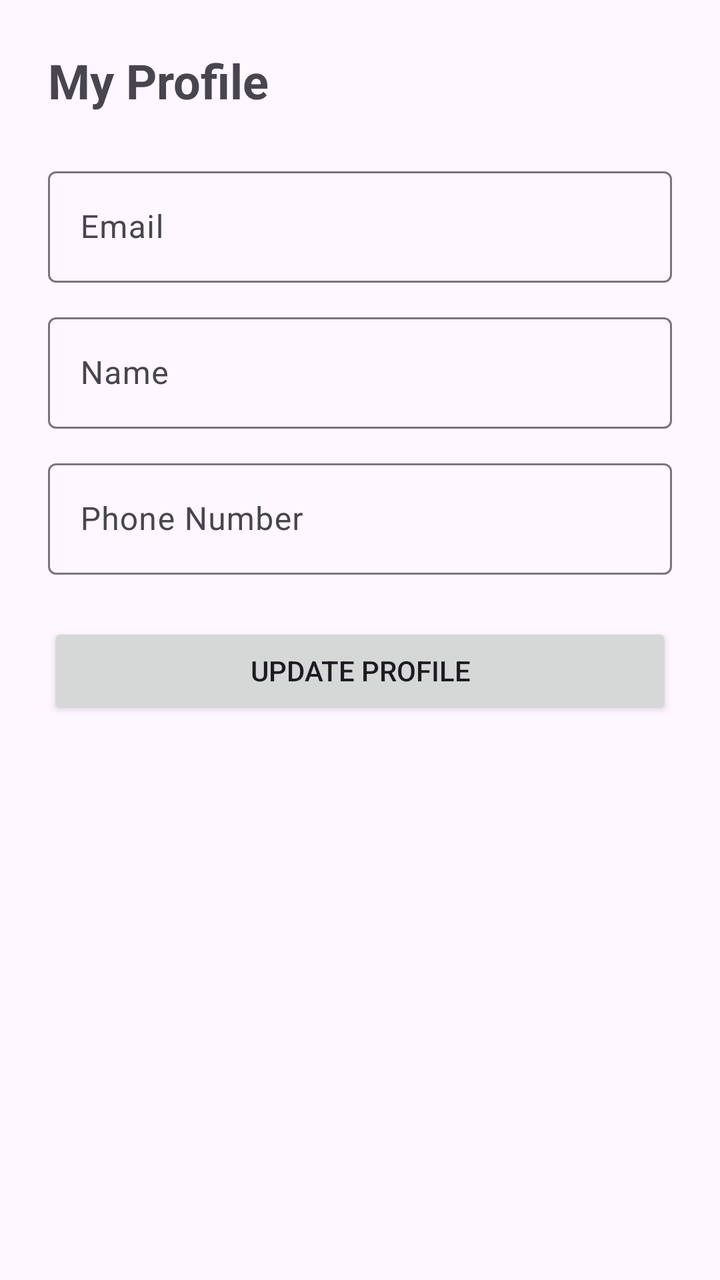
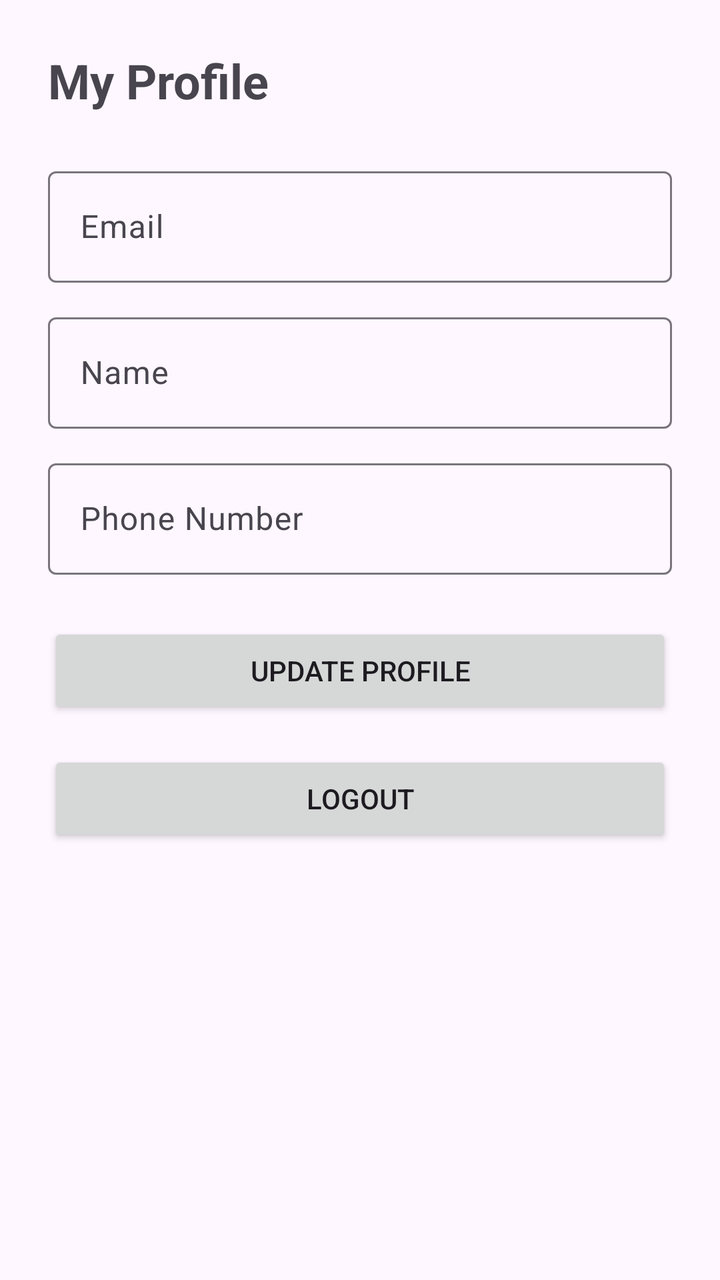

Before-and-after screenshots of an Android layout around one commit, followed by the original layout XML and the change that was made.
<!-- AndroidManifest.xml: application theme Theme.TrekMate -->
<!-- res/layout/activity_profile.xml -->
<?xml version="1.0" encoding="utf-8"?>
<LinearLayout xmlns:android="http://schemas.android.com/apk/res/android"
    android:orientation="vertical"
    android:padding="24dp"
    android:layout_width="match_parent"
    android:layout_height="match_parent">

    <TextView
        android:text="My Profile"
        android:textSize="24sp"
        android:textStyle="bold"
        android:layout_marginBottom="24dp"
        android:layout_width="wrap_content"
        android:layout_height="wrap_content" />

    
    <com.google.android.material.textfield.TextInputLayout
        android:layout_width="match_parent"
        android:layout_height="wrap_content">

        <com.google.android.material.textfield.TextInputEditText
            android:id="@+id/profileEmail"
            android:enabled="false"
            android:hint="Email"
            android:layout_width="match_parent"
            android:layout_height="wrap_content" />
    </com.google.android.material.textfield.TextInputLayout>

    
    <com.google.android.material.textfield.TextInputLayout
        android:layout_marginTop="12dp"
        android:layout_width="match_parent"
        android:layout_height="wrap_content">

        <com.google.android.material.textfield.TextInputEditText
            android:id="@+id/profileName"
            android:hint="Name"
            android:layout_width="match_parent"
            android:layout_height="wrap_content" />
    </com.google.android.material.textfield.TextInputLayout>

    
    <com.google.android.material.textfield.TextInputLayout
        android:layout_marginTop="12dp"
        android:layout_width="match_parent"
        android:layout_height="wrap_content">

        <com.google.android.material.textfield.TextInputEditText
            android:id="@+id/profilePhone"
            android:hint="Phone Number"
            android:inputType="phone"
            android:layout_width="match_parent"
            android:layout_height="wrap_content" />
    </com.google.android.material.textfield.TextInputLayout>

    <Button
        android:id="@+id/updateBtn"
        android:text="Update Profile"
        android:layout_marginTop="24dp"
        android:layout_width="match_parent"
        android:layout_height="wrap_content" />

</LinearLayout>
<!-- resources referenced by this layout -->
<resources>
  <style name="Theme.TrekMate" parent="Theme.Material3.DayNight.NoActionBar">
          <item name="colorPrimary">#1B5E20</item>
          <item name="colorSecondary">#4CAF50</item>
      </style>
</resources>

<!-- the commit's change to res/layout/activity_profile.xml (unified diff, before → after) -->
@@ -60,4 +60,12 @@
         android:layout_width="match_parent"
         android:layout_height="wrap_content" />
 
+    <Button
+        android:id="@+id/logoutBtn"
+        android:text="Logout"
+        android:layout_marginTop="16dp"
+        android:layout_width="match_parent"
+        android:layout_height="wrap_content"/>
+
+
 </LinearLayout>
